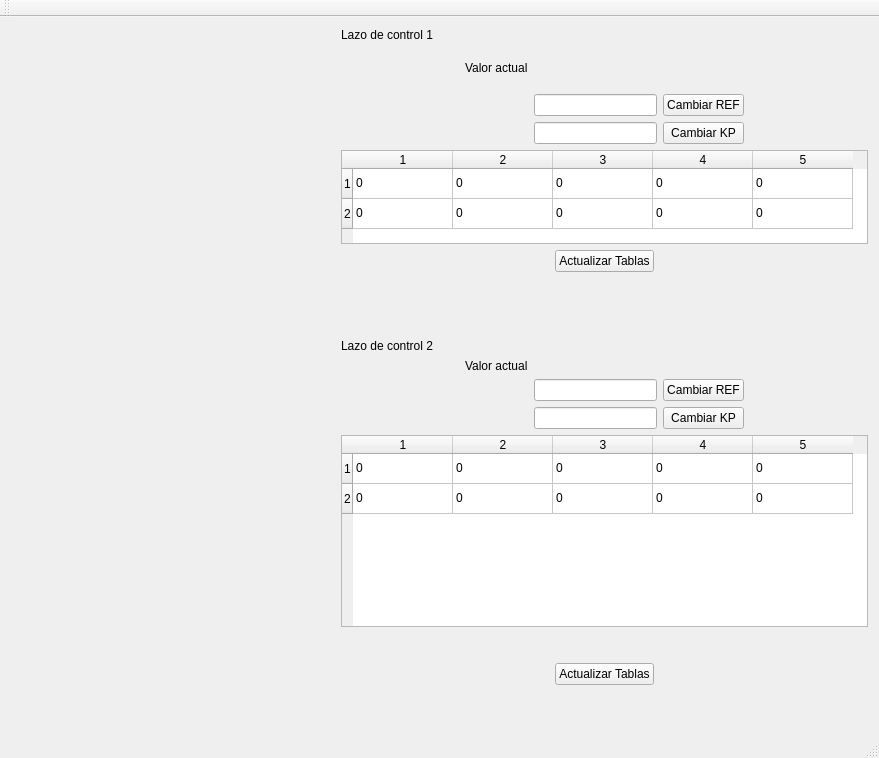
Old version of the form gui.ui in the repository Mandros7/DSIProject.
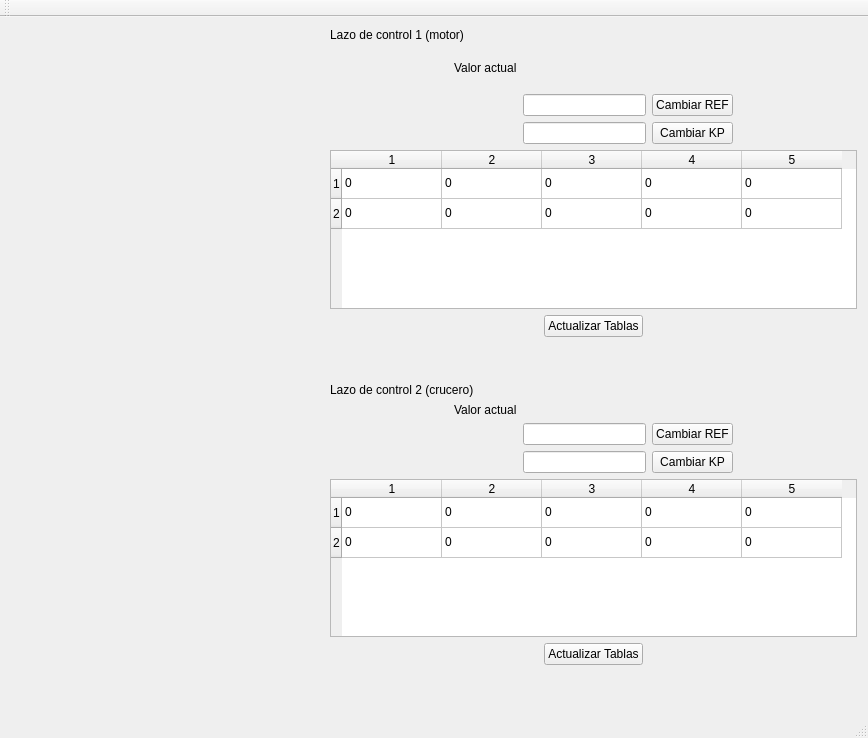
New version of the form. Custom widgets are drawn as their Qt base class.

The edit to the form file:
```diff
--- a/gui.ui
+++ b/gui.ui
@@ -6,8 +6,8 @@
    <rect>
     <x>0</x>
     <y>0</y>
-    <width>879</width>
-    <height>758</height>
+    <width>868</width>
+    <height>738</height>
    </rect>
   </property>
   <property name="windowTitle">
@@ -50,7 +50,7 @@
       <item>
        <widget class="QLabel" name="label_2">
         <property name="text">
-         <string>Lazo de control 1</string>
+         <string>Lazo de control 1 (motor)</string>
         </property>
        </widget>
       </item>
@@ -260,24 +260,14 @@
         </item>
        </layout>
       </item>
-      <item>
-       <spacer name="verticalSpacer_2">
-        <property name="orientation">
-         <enum>Qt::Vertical</enum>
-        </property>
-        <property name="sizeHint" stdset="0">
-         <size>
-          <width>20</width>
-          <height>40</height>
-         </size>
-        </property>
-       </spacer>
-      </item>
       <item>
        <spacer name="verticalSpacer">
         <property name="orientation">
          <enum>Qt::Vertical</enum>
         </property>
+        <property name="sizeType">
+         <enum>QSizePolicy::MinimumExpanding</enum>
+        </property>
         <property name="sizeHint" stdset="0">
          <size>
           <width>20</width>
@@ -289,7 +279,7 @@
       <item>
        <widget class="QLabel" name="label">
         <property name="text">
-         <string>Lazo de control 2</string>
+         <string>Lazo de control 2 (crucero)</string>
         </property>
        </widget>
       </item>
@@ -318,7 +308,7 @@
         <item row="5" column="2">
          <widget class="QLineEdit" name="kp2Input"/>
         </item>
-        <item row="3" column="1">
+        <item row="3" column="1" alignment="Qt::AlignHCenter">
          <widget class="QLabel" name="VActualRef2">
           <property name="text">
            <string/>
@@ -332,7 +322,7 @@
           </property>
          </widget>
         </item>
-        <item row="5" column="1">
+        <item row="5" column="1" alignment="Qt::AlignHCenter">
          <widget class="QLabel" name="VActualKp2">
           <property name="text">
            <string/>
@@ -367,7 +357,7 @@
       <item>
        <widget class="QTableWidget" name="tableWidget2">
         <property name="sizePolicy">
-         <sizepolicy hsizetype="MinimumExpanding" vsizetype="MinimumExpanding">
+         <sizepolicy hsizetype="MinimumExpanding" vsizetype="Preferred">
           <horstretch>1</horstretch>
           <verstretch>1</verstretch>
          </sizepolicy>
@@ -437,19 +427,6 @@
         </item>
        </widget>
       </item>
-      <item>
-       <spacer name="verticalSpacer_4">
-        <property name="orientation">
-         <enum>Qt::Vertical</enum>
-        </property>
-        <property name="sizeHint" stdset="0">
-         <size>
-          <width>20</width>
-          <height>40</height>
-         </size>
-        </property>
-       </spacer>
-      </item>
       <item>
        <layout class="QHBoxLayout" name="horizontalLayout_4">
         <item>
@@ -488,13 +465,10 @@
        </layout>
       </item>
       <item>
-       <spacer name="verticalSpacer_5">
+       <spacer name="verticalSpacer_2">
         <property name="orientation">
          <enum>Qt::Vertical</enum>
         </property>
-        <property name="sizeType">
-         <enum>QSizePolicy::Fixed</enum>
-        </property>
         <property name="sizeHint" stdset="0">
          <size>
           <width>20</width>
```
Left out of the diff: 2 changed lines with no effect on the pictures.
